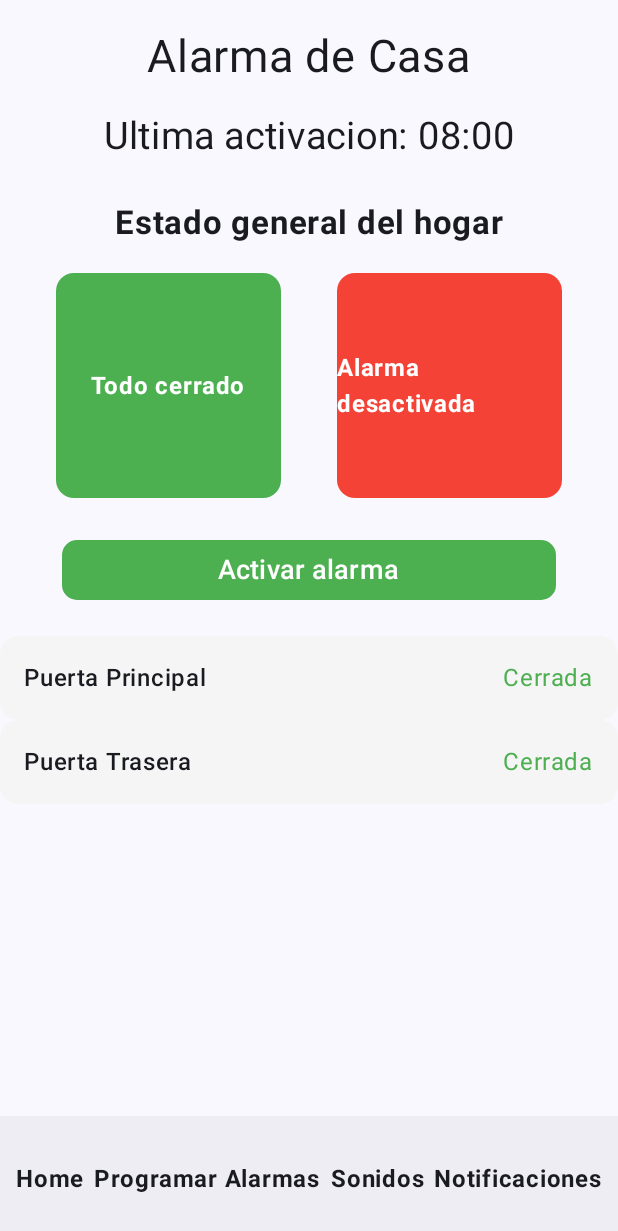
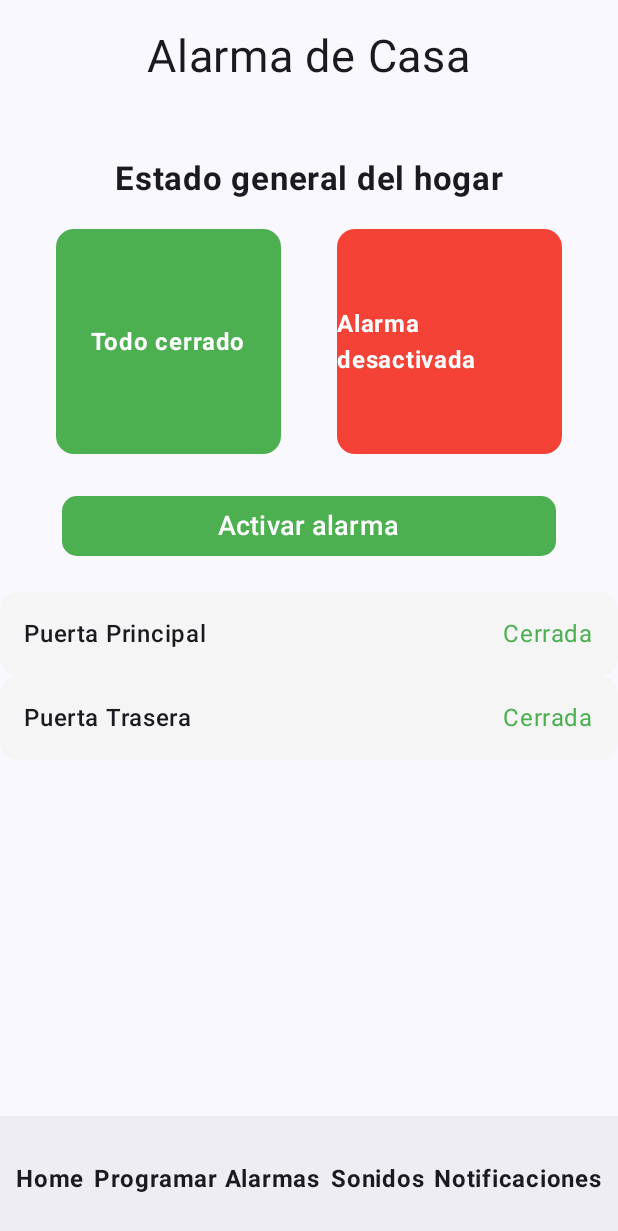
Before and after one commit to braikoo1/EVA2.APP, an Android app built with Jetpack Compose: the PrincipalScreen screen opened through its navigation route, on a phone screen of 412 x 824 dp. Shown: the top 1231 px of the screen. Run offline under Robolectric (Android 15) with nearby library versions, the phone set to English and light mode, and no system bars; our stand-ins replace Firebase (no records; nobody signed in at launch, a user with empty details on screens opened directly).

Commit message:
principal screen

```diff
--- a/AppIEI-master/app/src/main/java/com/example/myapplication/Screens/PrincipalScreen.kt
+++ b/AppIEI-master/app/src/main/java/com/example/myapplication/Screens/PrincipalScreen.kt
@@ -62,7 +62,6 @@ fun PrincipalScreen(navController: NavHostController) {
             Spacer(modifier = Modifier.height(20.dp))
             Text("Alarma de Casa", fontSize = 30.sp)
             Spacer(modifier = Modifier.height(20.dp))
-            Text("Ultima activacion: 08:00", fontSize = 25.sp)
             Spacer(modifier = Modifier.height(30.dp))
             Text("Estado general del hogar", fontSize = 22.sp, fontWeight = FontWeight.Bold)
             Spacer(Modifier.height(20.dp))
```
